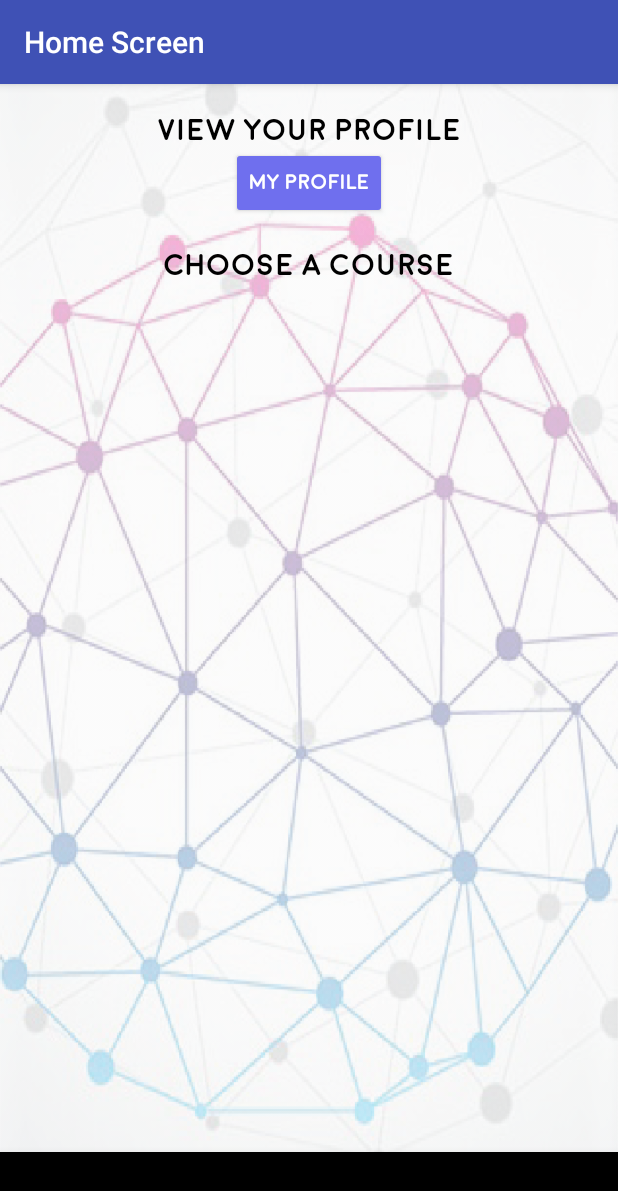
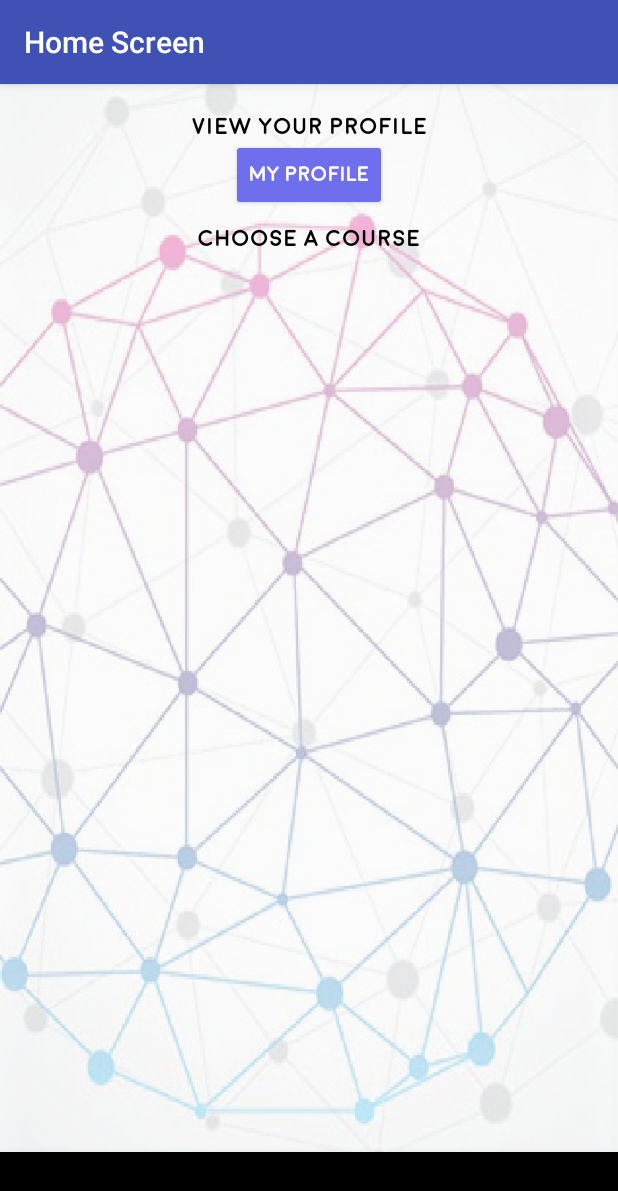
Before and after one commit to keshik6/ProjectANA, an Android app: the MainFragment screen opened directly, with no data from a screen before it, on a phone screen of 412 x 824 dp. Shown: the top 1191 px of the screen. Run offline under Robolectric (Android 15) with nearby library versions, the phone set to English and light mode, and no system bars; our stand-ins replace Firebase (no records; nobody signed in at launch, a user with empty details on screens opened directly); 3 statements that could not run were skipped.

Commit message:
deleted unused code

```diff
--- a/app/src/main/java/sutdcreations/projectana/CourseTopicActivity.java
+++ b/app/src/main/java/sutdcreations/projectana/CourseTopicActivity.java
@@ -38,10 +38,9 @@ public class CourseTopicActivity extends AppCompatActivity {
     private Subject subject;
     private User user;
     boolean inForeground = true;
-//    int purple = Color.parseColor("#CA6C94");
+
     int black = Color.parseColor("#000000");
     int white = Color.parseColor("#FFFFFF");
-    int red = Color.parseColor("#AB0606");
 
 
     @Override
@@ -204,9 +203,6 @@ public class CourseTopicActivity extends AppCompatActivity {
         subjectTitle.setTextColor(black);
         subjectTitle.setText(subject.getSubjectCode() + " " + subject.getSubjectTitle());
         subjectTitle.setTextAlignment(View.TEXT_ALIGNMENT_CENTER);
-//        subjectTitle.setTypeface(Typeface.createFromAsset(subjectTitle.getContext().getAssets(),"fonts/moonbold.otf"));
-//        Typeface moonbold_subjectTitle = Typeface.createFromAsset(subjectTitle.getContext().getAssets(),"fonts/moonbold.otf");
-//        subjectTitle.setTypeface(moonbold_subjectTitle);
 
         subjectTitle.setTextSize(25);
         layout.addView(subjectTitle);
@@ -219,7 +215,6 @@ public class CourseTopicActivity extends AppCompatActivity {
             button.setLayoutParams(params);
             button.setTextColor(black);
             button.setBackgroundColor(white);
-//            button.setGravity(Gravity.CENTER);
             button.setGravity(View.TEXT_ALIGNMENT_GRAVITY);
             Typeface moonbold = Typeface.createFromAsset(button.getContext().getAssets(),"fonts/moon_bold.otf");
             button.setTypeface(moonbold);
@@ -243,13 +238,6 @@ public class CourseTopicActivity extends AppCompatActivity {
         if (user instanceof Teacher){
             Button newTopicButton = new Button(this);
             newTopicButton.setText("Create new topic");
-//            Typeface moonbold_newTopicButton = Typeface.createFromAsset(newTopicButton.getContext().getAssets(),"fonts/moonbold.otf");
-//            subjectTitle.setTypeface(moonbold_newTopicButton);
-//            newTopicButton.setLayoutParams(new ViewGroup.LayoutParams(ViewGroup.LayoutParams.WRAP_CONTENT, ViewGroup.LayoutParams.WRAP_CONTENT));
-//            newTopicButton.setGravity(Gravity.CENTER_HORIZONTAL);
-//            newTopicButton.setTypeface(Typeface.createFromAsset(newTopicButton.getContext().getAssets(),"fonts/moon_bold.otf"));
-//            newTopicButton.setBackgroundColor(red);
-//            newTopicButton.setTextColor(white);
             newTopicButton.setOnClickListener(new View.OnClickListener() {
                 @Override
                 public void onClick(View view) {
--- a/app/src/main/res/layout/fragment_main.xml
+++ b/app/src/main/res/layout/fragment_main.xml
@@ -24,7 +24,7 @@
             android:text="View your profile"
             android:fontFamily="@font/moon_bold"
             android:textColor="#000000"
-            android:textSize="20dp"
+            android:textSize="15dp"
             android:textAlignment="center"
             android:layout_marginTop="20dp"/>
         <Button
@@ -44,13 +44,12 @@
             android:fontFamily="@font/moon_bold"
             android:textColor="#000000"
             android:textAlignment="center"
-            android:layout_marginTop="20dp"
-            android:textSize="20dp"
+            android:layout_marginTop="10dp"
+            android:textSize="15dp"
             android:layout_marginBottom="10dp"/>
 
         <Button
             android:id="@+id/testCourse"
-            android:layout_marginTop="10dp"
             android:layout_width="wrap_content"
             android:layout_height="wrap_content"
             android:layout_gravity="center_horizontal"
```
